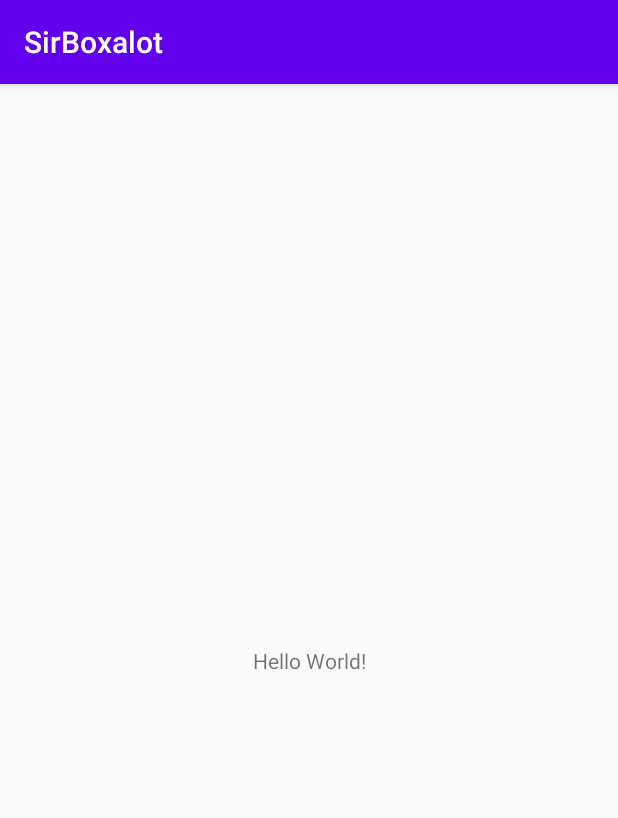
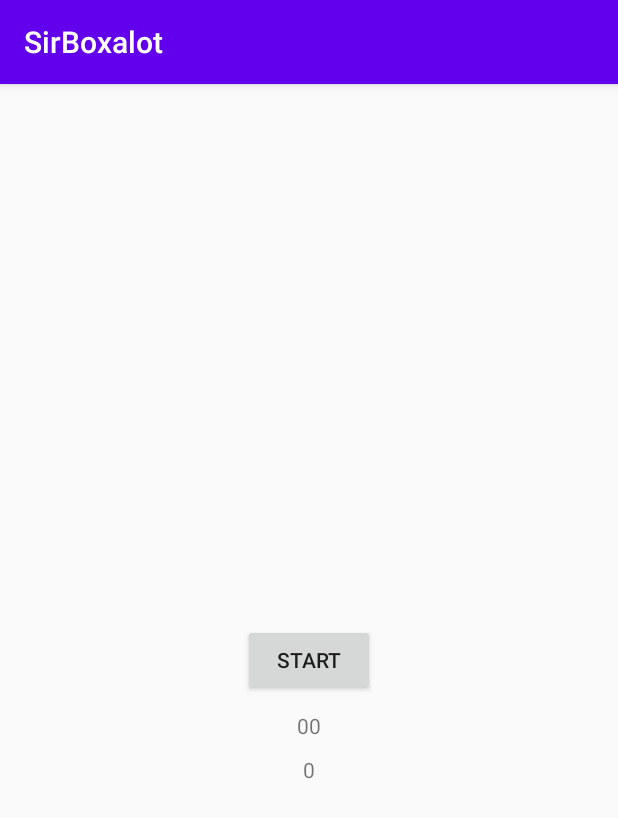
Before and after one commit to shuaybk/SirBoxalot, an Android app: the screen it shows after launch (MainActivity), on a phone screen of 412 x 824 dp. Shown: the top 818 px of the screen. Run offline under Robolectric (Android 15) with nearby library versions, the phone set to English and light mode, and no system bars; our stand-ins replace data binding.

Commit message:
Add functionality to start round counter.  Counter plays a bell sound at the start/end of each round and at the start of the rest period.  Round/rest times are hardcoded.

```diff
--- a/app/build.gradle
+++ b/app/build.gradle
@@ -22,6 +22,9 @@ android {
             proguardFiles getDefaultProguardFile('proguard-android-optimize.txt'), 'proguard-rules.pro'
         }
     }
+    dataBinding {
+        enabled = true
+    }
 
 }
 
@@ -31,6 +34,7 @@ dependencies {
     implementation 'androidx.appcompat:appcompat:1.1.0'
     implementation 'androidx.core:core-ktx:1.2.0'
     implementation 'androidx.constraintlayout:constraintlayout:1.1.3'
+    implementation 'org.jetbrains.kotlinx:kotlinx-coroutines-core:1.3.2'
     testImplementation 'junit:junit:4.12'
     androidTestImplementation 'androidx.test.ext:junit:1.1.1'
     androidTestImplementation 'androidx.test.espresso:espresso-core:3.2.0'
--- a/app/src/main/java/com/shuayb/capstone/android/sirboxalot/MainActivity.kt
+++ b/app/src/main/java/com/shuayb/capstone/android/sirboxalot/MainActivity.kt
@@ -1,12 +1,72 @@
 package com.shuayb.capstone.android.sirboxalot
 
+import android.media.MediaPlayer
 import androidx.appcompat.app.AppCompatActivity
 import android.os.Bundle
+import androidx.databinding.DataBindingUtil
+import com.shuayb.capstone.android.sirboxalot.databinding.ActivityMainBinding
+import kotlinx.coroutines.*
 
 class MainActivity : AppCompatActivity() {
 
+    private val ROUND_TIME : Int = 15   //In seconds
+    private val REST_TIME : Int = 10     //In seconds
+    private val NUM_ROUNDS : Int = 3
+
+    private lateinit var mBinding : ActivityMainBinding
+    private lateinit var mediaPlayer : MediaPlayer
+    private var timeRemaining : Int = 0
+    private var roundsRemaining : Int = NUM_ROUNDS
+    private var timerRunning : Boolean = false
+
     override fun onCreate(savedInstanceState: Bundle?) {
         super.onCreate(savedInstanceState)
-        setContentView(R.layout.activity_main)
+        mBinding = DataBindingUtil.setContentView(this, R.layout.activity_main)
+        initSetup()
+    }
+
+    private fun initSetup() {
+        mediaPlayer = MediaPlayer.create(this, R.raw.triple_bell)
+        mBinding.startButton.setOnClickListener {
+            if (!timerRunning) {
+                startCounterThread()
+            }
+        }
+    }
+
+    private fun updateTimerViews() {
+        runOnUiThread {
+            mBinding.roundTimeRemaining.setText("$timeRemaining")
+            mBinding.roundsRemaining.setText("$roundsRemaining")
+        }
+    }
+
+    private fun startCounterThread() {
+        timerRunning = true
+        GlobalScope.launch {
+            while (roundsRemaining > 0) {
+                timeRemaining += ROUND_TIME
+                mediaPlayer.start()
+                while (timeRemaining > 0) {
+                    updateTimerViews()
+                    delay(1000)
+                    timeRemaining--
+                }
+                if (roundsRemaining > 1 && REST_TIME > 0) {
+                    timeRemaining += REST_TIME
+                    mediaPlayer.start()
+
+                    while (timeRemaining > 0) {
+                        updateTimerViews()
+                        delay(1000)
+                        timeRemaining--
+                    }
+                }
+                roundsRemaining--
+            }
+            updateTimerViews()
+            mediaPlayer.start() //End bell
+            timerRunning = false
+        }
     }
 }
--- a/app/src/main/res/layout/activity_main.xml
+++ b/app/src/main/res/layout/activity_main.xml
@@ -1,4 +1,5 @@
 <?xml version="1.0" encoding="utf-8"?>
+<layout>
     <androidx.constraintlayout.widget.ConstraintLayout xmlns:android="http://schemas.android.com/apk/res/android"
         xmlns:app="http://schemas.android.com/apk/res-auto"
         xmlns:tools="http://schemas.android.com/tools"
@@ -6,13 +7,35 @@
         android:layout_height="match_parent"
         tools:context=".MainActivity">
 
+        <Button
+            android:id="@+id/start_button"
+            android:layout_height="wrap_content"
+            android:layout_width="wrap_content"
+            android:text="Start"
+            app:layout_constraintTop_toTopOf="parent"
+            app:layout_constraintBottom_toBottomOf="parent"
+            app:layout_constraintEnd_toEndOf="parent"
+            app:layout_constraintStart_toStartOf="parent"/>
+
         <TextView
+            android:id="@+id/round_time_remaining"
             android:layout_width="wrap_content"
             android:layout_height="wrap_content"
-        android:text="Hello World!"
-        app:layout_constraintBottom_toBottomOf="parent"
-        app:layout_constraintLeft_toLeftOf="parent"
-        app:layout_constraintRight_toRightOf="parent"
-        app:layout_constraintTop_toTopOf="parent" />
+            android:layout_marginTop="10dp"
+            android:text="00"
+            app:layout_constraintStart_toStartOf="parent"
+            app:layout_constraintEnd_toEndOf="parent"
+            app:layout_constraintTop_toBottomOf="@id/start_button" />
+
+        <TextView
+            android:id="@+id/rounds_remaining"
+            android:layout_width="wrap_content"
+            android:layout_height="wrap_content"
+            android:layout_marginTop="10dp"
+            android:text="0"
+            app:layout_constraintStart_toStartOf="parent"
+            app:layout_constraintEnd_toEndOf="parent"
+            app:layout_constraintTop_toBottomOf="@id/round_time_remaining" />
 
     </androidx.constraintlayout.widget.ConstraintLayout>
+</layout>
```
Also changed, not shown: 1 other file. Lines whose indentation alone changed are shown as unchanged.
